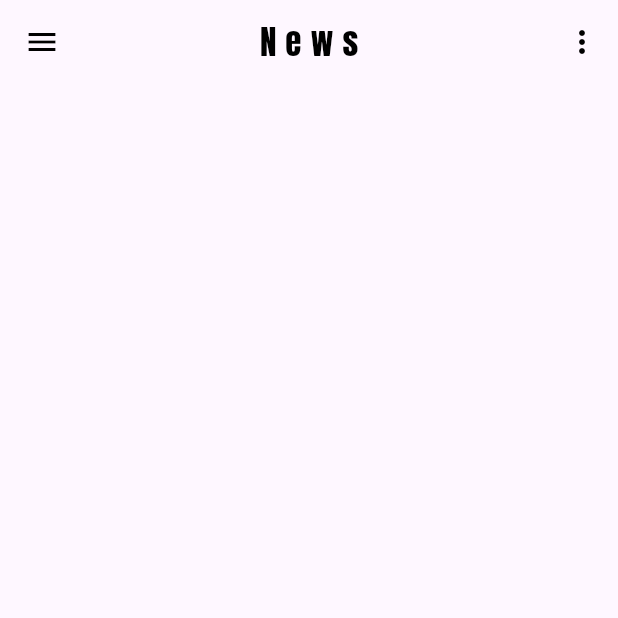
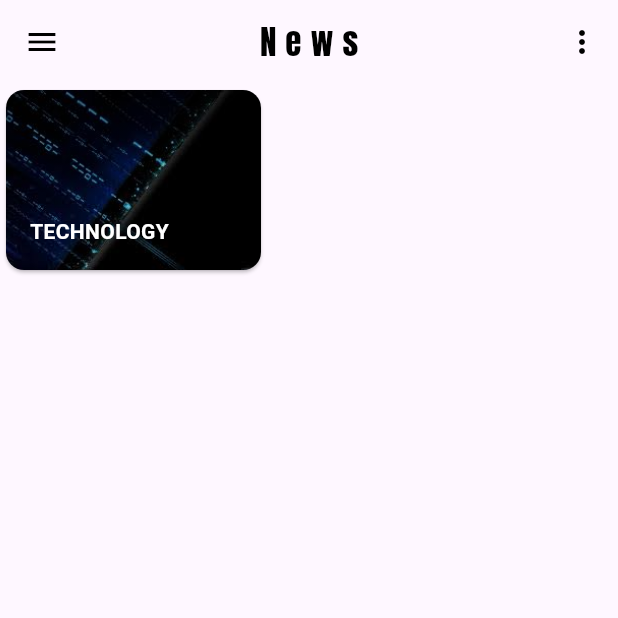
Before and after one commit to maramrmilad7/News-Application, a Flutter app: the HomeScreen screen opened by its route, on a phone screen of 412 x 824 dp, the top half of it. Run offline on Flutter 3.47's test engine with Material 3 defaults, Android fonts, the phone set to English and light mode, and no system bars; our stand-ins replace flutter_spinkit, google_fonts; network calls fail.

Commit message:
create categories card widget

```diff
--- a/lib/views/homeScreen.dart
+++ b/lib/views/homeScreen.dart
@@ -1,5 +1,6 @@
 import 'package:flutter/material.dart';
 import 'package:google_fonts/google_fonts.dart';
+import 'package:newapp/widgets/categories_card.dart';
 
 class HomeScreen extends StatelessWidget {
   const HomeScreen({super.key});
@@ -11,14 +12,25 @@ class HomeScreen extends StatelessWidget {
       appBar: AppBar(
         elevation: 0,
         backgroundColor: Colors.transparent,
-        title: Text('News',style:  GoogleFonts.anton(
-                color: Colors.black,
-                letterSpacing: 6,
-              ),),
+        title: Text(
+          'News',
+          style: GoogleFonts.anton(color: Colors.black, letterSpacing: 6),
+        ),
         centerTitle: true,
-        leading: IconButton(onPressed: () {}, icon: Icon(Icons.menu,color: Colors.black,)),
-        actions: [IconButton(onPressed: () {}, icon: Icon(Icons.more_vert,color: Colors.black,))],
+        leading: IconButton(
+          onPressed: () {
+            Navigator.pop(context);
+          },
+          icon: Icon(Icons.menu, color: Colors.black),
+        ),
+        actions: [
+          IconButton(
+            onPressed: () {},
+            icon: Icon(Icons.more_vert, color: Colors.black),
+          ),
+        ],
       ),
+      body: CategoriesCard(),
     );
   }
 }
--- /dev/null
+++ b/lib/widgets/categories_card.dart
@@ -0,0 +1,53 @@
+import 'package:flutter/material.dart';
+
+class CategoriesCard extends StatelessWidget {
+  const CategoriesCard({super.key});
+
+  @override
+  Widget build(BuildContext context) {
+    return Card(
+      shape: RoundedRectangleBorder(
+        borderRadius: BorderRadiusGeometry.circular(12),
+      ),
+      clipBehavior: Clip.antiAliasWithSaveLayer,
+      child: Stack(
+        children: [
+          // Image
+          SizedBox(
+            height: 120,
+
+            width: 170,
+            child: Image.asset('images/technology.jpeg', fit: BoxFit.cover),
+          ),
+
+          // Gradient overlay
+          Positioned.fill(
+            child: DecoratedBox(
+              decoration: BoxDecoration(
+                gradient: LinearGradient(
+                  begin: Alignment.topCenter,
+                  end: Alignment.bottomCenter,
+                  colors: [Colors.black.withOpacity(0.5), Colors.transparent],
+                ),
+              ),
+            ),
+          ),
+
+          // Title
+          Positioned(
+            left: 16,
+            right: 16,
+            bottom: 16,
+            child: Text(
+              'technology'.toUpperCase(),
+              style: TextStyle(
+                color: Colors.white,
+                fontWeight: FontWeight.bold,
+              ),
+            ),
+          ),
+        ],
+      ),
+    );
+  }
+}
```
Also changed, not shown: images/technology.jpeg (added), 6 other files.
